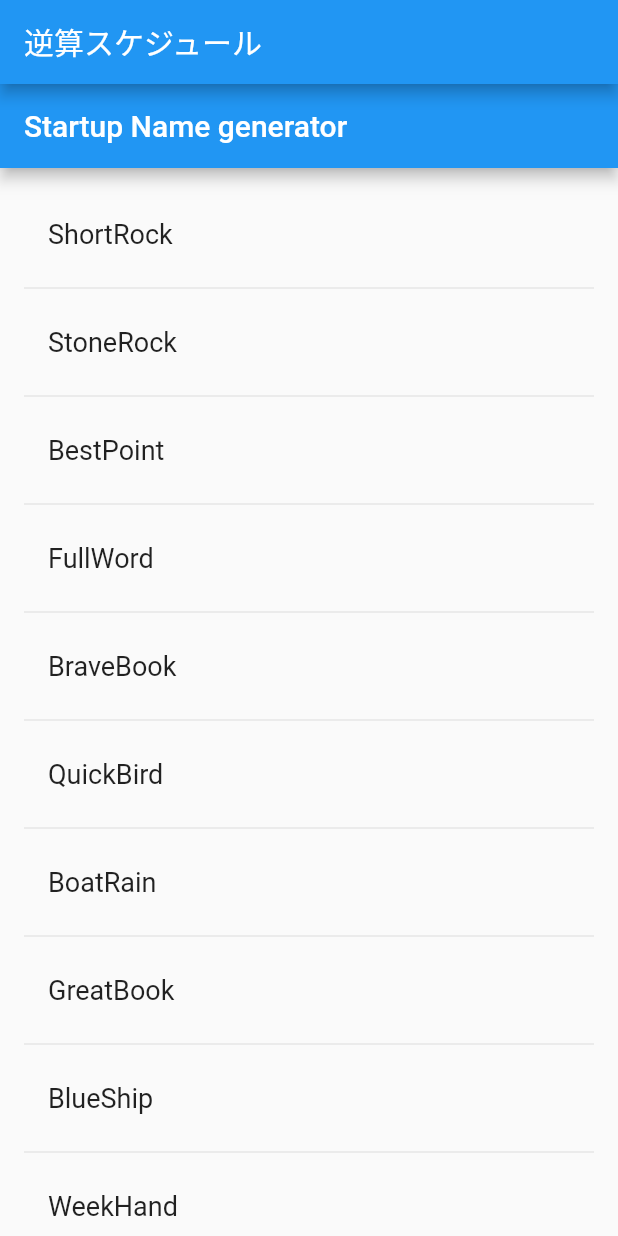
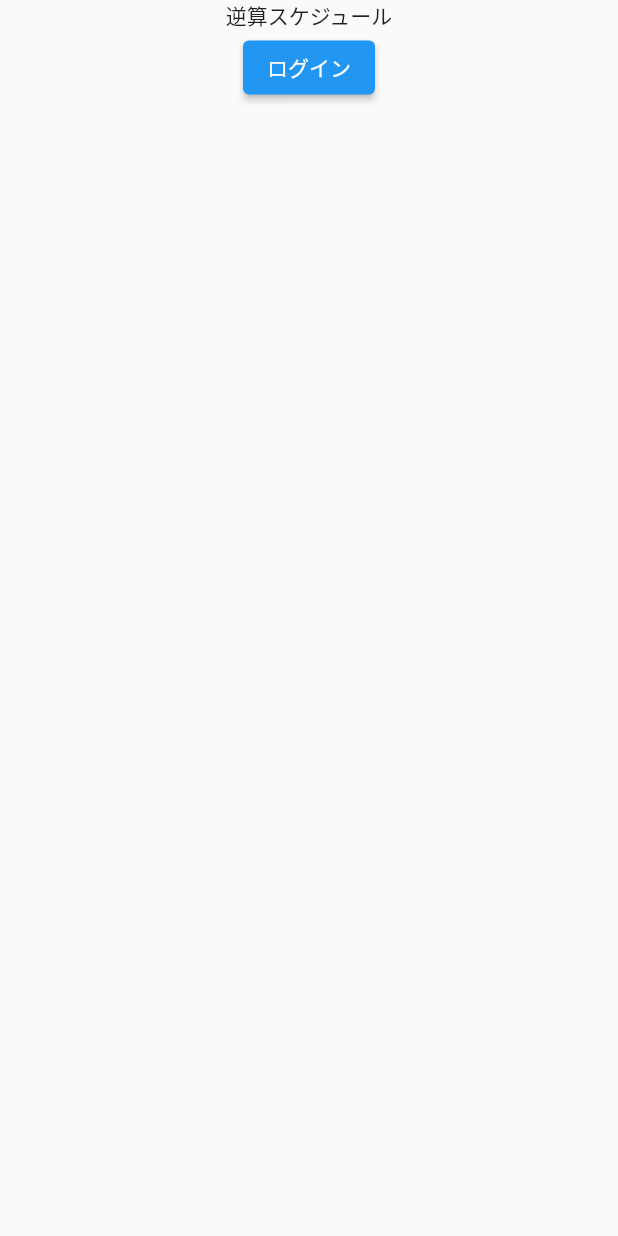
Before and after one commit to Hibito299/gyaku_schedule, a Flutter app: the screen it shows after launch, on a phone screen of 412 x 824 dp. Run offline on Flutter 3.47's test engine with Material 2 defaults, Android fonts, the phone set to English and light mode, and no system bars.

Commit message:
ページの変更など

```diff
--- a/lib/main.dart
+++ b/lib/main.dart
@@ -1,88 +1,172 @@
 import 'package:flutter/material.dart';
-import 'package:english_words/english_words.dart';
 
-void main() => runApp(const MyApp());
+void main() => runApp(MyApp());
 
 class MyApp extends StatelessWidget {
-  const MyApp({Key? key}) : super(key: key);
-
   @override
   Widget build(BuildContext context) {
     return MaterialApp(
-      title: 'Flutter Demo',
+      title: 'Gyaku schedule',
       theme: ThemeData(
         primarySwatch: Colors.blue,
       ),
-      home: const MyHomePage(title: '逆算スケジュ'),
+      home: const LoginPage(),
+      routes: <String, WidgetBuilder>{
+        '/login': (BuildContext context) => const LoginPage(),
+        '/home': (BuildContext context) => const HomePage(),
+        '/check': (BuildContext context) => const CheckTask(),
+        '/add': (BuildContext context) => const AddTask(),
+        '/manage': (BuildContext context) => const ManagePage(),
+        '/user': (BuildContext context) => const UserPage(),
+      },
     );
   }
 }
 
-class MyHomePage extends StatefulWidget {
-  const MyHomePage({Key? key, required this.title}) : super(key: key);
+//ログイン画面
+class LoginPage extends StatelessWidget {
+  const LoginPage({Key? key}) : super(key: key);
 
-  final String title;
-
-  @override
-  State<MyHomePage> createState() => _MyHomePageState();
-}
-
-class _MyHomePageState extends State<MyHomePage> {
   @override
   Widget build(BuildContext context) {
     return Scaffold(
-      appBar: AppBar(
-        title: const Text('逆算スケジュール'),
-      ),
-      body: const Center(
-        //child: Text('テスト'),
-        child: RandomWords(),
+      body: Center(
+        child: Column(
+          children: [
+            const Text('逆算スケジュール'),
+            ElevatedButton(
+                onPressed: () async {
+                  await Navigator.of(context).pushReplacementNamed('/home');
+                },
+                child: const Text('ログイン'))
+          ],
+        ),
       ),
     );
   }
 }
 
-class RandomWords extends StatefulWidget {
-  const RandomWords({Key? key}) : super(key: key);
+//ホーム画面
+class HomePage extends StatefulWidget {
+  const HomePage({Key? key}) : super(key: key);
+
   @override
-  _RandomWordsState createState() => _RandomWordsState();
+  _HomePageState createState() => _HomePageState();
 }
 
-class _RandomWordsState extends State<RandomWords> {
-  final _suggestions = <WordPair>[];
-  final _biggerFont = const TextStyle(fontSize: 18);
+class _HomePageState extends State<HomePage> {
+  var _selectedIndex = 0;
+
+  var _pages = <Widget>[
+    CheckTask(),
+    ManagePage(),
+    UserPage(),
+  ];
+
+  void _onItemTapped(int index) {
+    setState(() {
+      _selectedIndex = index;
+    });
+  }
+
+  @override
+  Widget build(BuildContext context) {
+    return Scaffold(
+      body: _pages[_selectedIndex],
+      bottomNavigationBar: BottomNavigationBar(
+        items: const <BottomNavigationBarItem>[
+          BottomNavigationBarItem(
+            icon: Icon(Icons.home),
+            label: 'ホーム',
+          ),
+          BottomNavigationBarItem(
+            icon: Icon(Icons.list),
+            label: 'タスク一覧',
+          ),
+          BottomNavigationBarItem(
+            icon: Icon(Icons.account_circle),
+            label: 'ユーザー',
+          ),
+        ],
+        currentIndex: _selectedIndex,
+        onTap: _onItemTapped,
+      ),
+    );
+  }
+}
+
+//タスク確認画面
+class CheckTask extends StatelessWidget {
+  const CheckTask({Key? key}) : super(key: key);
+
   @override
   Widget build(BuildContext context) {
     return Scaffold(
       appBar: AppBar(
-        title: const Text('Startup Name generator'),
+        title: const Text('ホーム'),
       ),
-      body: _buildSuggestions(),
-    );
-  }
-
-  Widget _buildSuggestions() {
-    return ListView.builder(
-      padding: const EdgeInsets.all(16),
-      itemBuilder: (context, i) {
-        if (i.isOdd) {
-          return const Divider();
-        }
-        final index = i ~/ 2;
-        if (index >= _suggestions.length) {
-          _suggestions.addAll(generateWordPairs().take(10));
-        }
-        return _buildRow(_suggestions[index]);
-      },
-    );
-  }
-
-  Widget _buildRow(WordPair pair) {
-    return ListTile(
-      title: Text(
-        pair.asPascalCase,
-        style: _biggerFont,
-      ),
+      body: Center(),
     );
   }
 }
+
+//タスク作成画面
+class AddTask extends StatelessWidget {
+  const AddTask({Key? key}) : super(key: key);
+
+  @override
+  Widget build(BuildContext context) {
+    return Scaffold(
+      appBar: AppBar(
+        title: const Text('タスク作成'),
+      ),
+      body: Center(),
+    );
+  }
+}
+
+//タスク管理画面
+class ManagePage extends StatelessWidget {
+  const ManagePage({Key? key}) : super(key: key);
+
+  @override
+  Widget build(BuildContext context) {
+    return Scaffold(
+      appBar: AppBar(
+        title: const Text('タスク一覧'),
+      ),
+      body: Stack(children: [
+        ListView.builder(itemBuilder: (context, index) {
+          return Card(
+            child: ListTile(
+              title: Text('$index'),
+            ),
+          );
+        }),
+        Align(
+          alignment: Alignment.bottomCenter,
+          child: ElevatedButton(
+              onPressed: () async {
+                await Navigator.of(context).pushNamed('/add');
+              },
+              child: const Text('スケジュール追加')),
+        )
+      ]),
+    );
+  }
+}
+
+//ユーザー画面
+class UserPage extends StatelessWidget {
+  const UserPage({Key? key}) : super(key: key);
+
+  @override
+  Widget build(BuildContext context) {
+    return Scaffold(
+      appBar: AppBar(
+        title: const Text('ユーザー画面'),
+      ),
+      body: Container(),
+    );
+  }
+}
```
Also changed, not shown: 1 other file.
